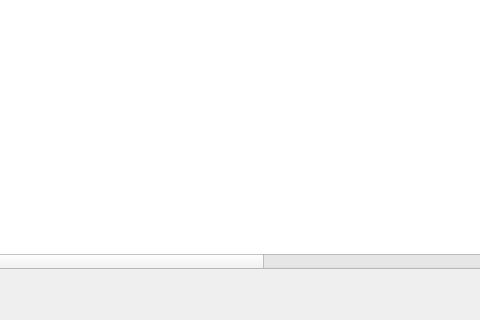
The window that ui/patient_list.ui (picacat/pymedical) describes before a commit, drawn with Qt 5; both pictures show x 542 to 1022 and y 518 to 838 of the 1187 by 838 pixel window.
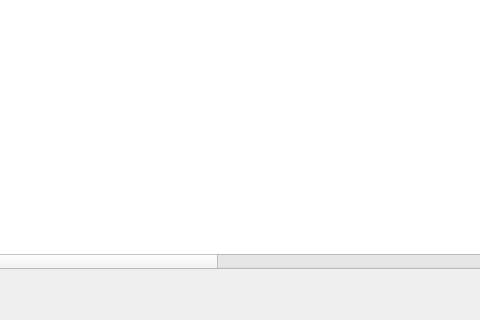
The same window after the commit. Icons and pictures are not drawn.

Diff of the .ui file:
```diff
--- a/ui/patient_list.ui
+++ b/ui/patient_list.ui
@@ -129,6 +129,11 @@
           <string>備註</string>
          </property>
         </column>
+        <column>
+         <property name="text">
+          <string>何處得知本診所</string>
+         </property>
+        </column>
        </widget>
       </item>
       <item>
```
Left out of the diff: 2 changed lines with no effect on the pictures.
